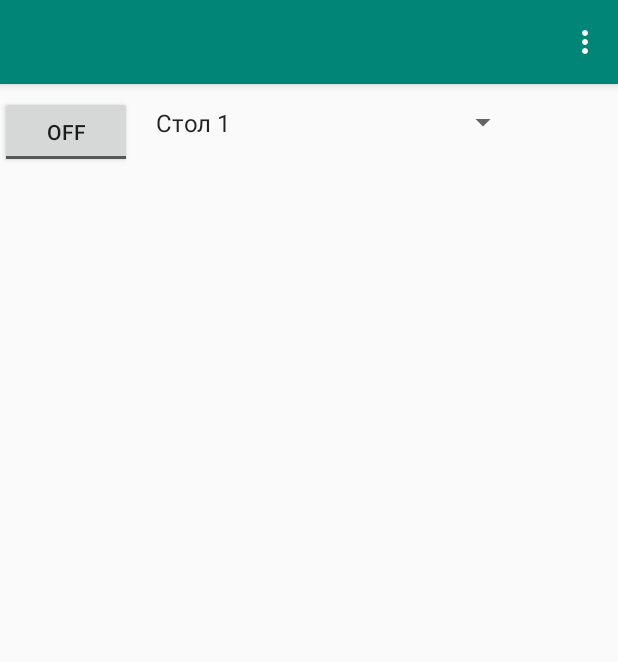
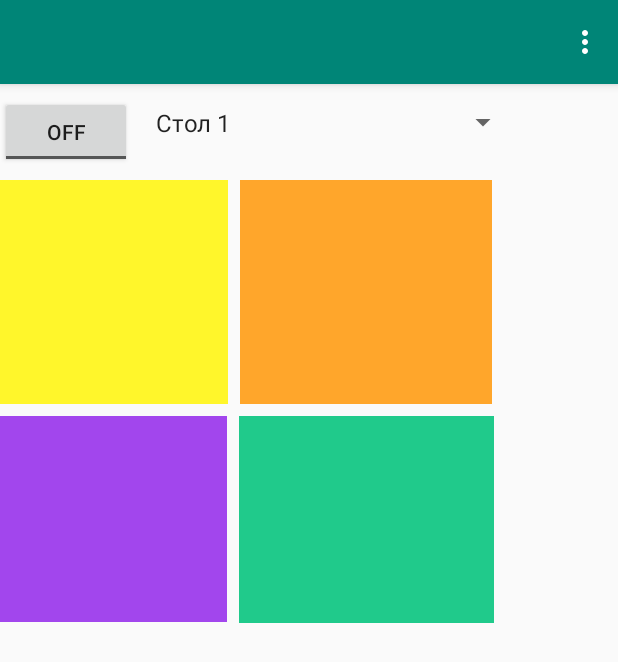
Before and after one commit to rmnsfx/score_rating, an Android app: the screen it shows after launch (MainActivity), on a phone screen of 412 x 824 dp. Shown: the top 662 px of the screen. Run offline under Robolectric (Android 15) with nearby library versions, the phone set to English and light mode, and no system bars.

Commit message:
image button + toggle button listener

```diff
--- a/android_client/app/src/main/java/com/example/android_client/MainActivity.java
+++ b/android_client/app/src/main/java/com/example/android_client/MainActivity.java
@@ -7,16 +7,20 @@ import android.view.Menu;
 import android.view.MenuInflater;
 import android.view.MenuItem;
 import android.widget.Spinner;
+import android.widget.ToggleButton;
+import android.widget.CompoundButton;
+import android.widget.CompoundButton.OnCheckedChangeListener;
 import android.widget.Toast;
 import android.view.View;
 import android.view.View.OnClickListener;
 import android.widget.ArrayAdapter;
-import android.widget.Button;
+import android.widget.ImageButton;
 import android.widget.AdapterView;
 import android.widget.AdapterView.OnItemSelectedListener;
 import android.widget.ArrayAdapter;
 import java.util.ArrayList;
 import java.util.List;
+
 
 public class MainActivity extends AppCompatActivity {
 
@@ -37,6 +41,26 @@ public class MainActivity extends AppCompatActivity {
     protected void onCreate(Bundle savedInstanceState) {
         super.onCreate(savedInstanceState);
         setContentView(R.layout.activity_main);
+
+
+        // get your ToggleButton
+        final ToggleButton tgbutton = (ToggleButton) findViewById(R.id.toggleButton);
+
+        // attach an OnClickListener
+        tgbutton.setOnClickListener(new OnClickListener() {
+
+            @Override
+            public void onClick(View arg0) {
+                if(tgbutton.isChecked()){
+                    //Button is ON
+                    Toast.makeText(getBaseContext(), "Button is ON", Toast.LENGTH_SHORT).show();
+                }
+                else {
+                    //Button is OFF
+                    Toast.makeText(getBaseContext(), "Button is OFF", Toast.LENGTH_SHORT).show();
+                }
+            }
+        });
 
         // Spinner element
         Spinner spinner = (Spinner) findViewById(R.id.spinner);
@@ -80,6 +104,50 @@ public class MainActivity extends AppCompatActivity {
             public void onNothingSelected(AdapterView<?> arg0) {
             }
         });
+
+
+
+        ImageButton ib1 = (ImageButton) findViewById(R.id.imageButton );
+        ImageButton ib2 = (ImageButton) findViewById(R.id.imageButton2 );
+        ImageButton ib3 = (ImageButton) findViewById(R.id.imageButton3);
+        ImageButton ib4 = (ImageButton) findViewById(R.id.imageButton4);
+
+        // Set a click listener for ImageButton
+        ib1.setOnClickListener(new View.OnClickListener() {
+            @Override
+            public void onClick(View v) {
+                // Message to confirm button click
+                Toast.makeText(getBaseContext(), "Push button 1", Toast.LENGTH_SHORT).show();
+            }
+        });
+
+        // Set a click listener for ImageButton
+        ib2.setOnClickListener(new View.OnClickListener() {
+            @Override
+            public void onClick(View v) {
+                // Message to confirm button click
+                Toast.makeText(getBaseContext(), "Push button 2", Toast.LENGTH_SHORT).show();
+            }
+        });
+
+        // Set a click listener for ImageButton
+        ib3.setOnClickListener(new View.OnClickListener() {
+            @Override
+            public void onClick(View v) {
+                // Message to confirm button click
+                Toast.makeText(getBaseContext(), "Push button 3", Toast.LENGTH_SHORT).show();
+            }
+        });
+
+        // Set a click listener for ImageButton
+        ib4.setOnClickListener(new View.OnClickListener() {
+            @Override
+            public void onClick(View v) {
+                // Message to confirm button click
+                Toast.makeText(getBaseContext(), "Push button 4", Toast.LENGTH_SHORT).show();
+            }
+        });
+
     }
 
 
--- a/android_client/app/src/main/res/layout/activity_main.xml
+++ b/android_client/app/src/main/res/layout/activity_main.xml
@@ -27,4 +27,42 @@
         app:layout_constraintStart_toEndOf="@+id/toggleButton"
         app:layout_constraintTop_toTopOf="parent" />
 
+    <ImageButton
+        android:id="@+id/imageButton"
+        android:layout_width="152dp"
+        android:layout_height="149dp"
+        android:layout_marginTop="8dp"
+        app:layout_constraintTop_toBottomOf="@+id/toggleButton"
+        tools:layout_editor_absoluteX="35dp"
+        android:background="#fff62b" />
+
+    <ImageButton
+        android:id="@+id/imageButton2"
+        android:layout_width="168dp"
+        android:layout_height="149dp"
+        android:layout_marginStart="8dp"
+        android:layout_marginTop="8dp"
+        app:layout_constraintStart_toEndOf="@+id/imageButton"
+        app:layout_constraintTop_toBottomOf="@+id/toggleButton"
+        android:background="#ffa62b" />
+
+    <ImageButton
+        android:id="@+id/imageButton3"
+        android:layout_width="151dp"
+        android:layout_height="137dp"
+        android:layout_marginTop="8dp"
+        app:layout_constraintTop_toBottomOf="@+id/imageButton"
+        tools:layout_editor_absoluteX="36dp"
+        android:background="#a246ed" />
+
+    <ImageButton
+        android:id="@+id/imageButton4"
+        android:layout_width="170dp"
+        android:layout_height="138dp"
+        android:layout_marginStart="8dp"
+        android:layout_marginTop="8dp"
+        app:layout_constraintStart_toEndOf="@+id/imageButton3"
+        app:layout_constraintTop_toBottomOf="@+id/imageButton"
+        android:background="#20CA8B" />
+
 </androidx.constraintlayout.widget.ConstraintLayout>
```
